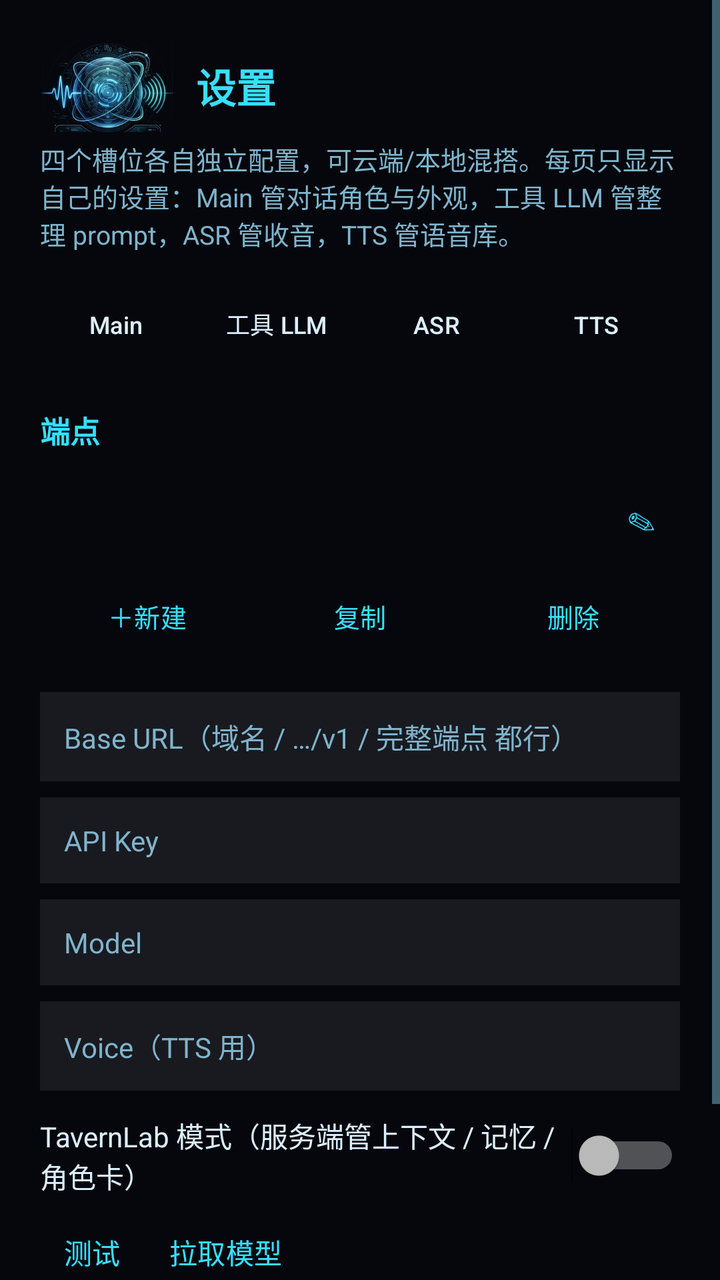
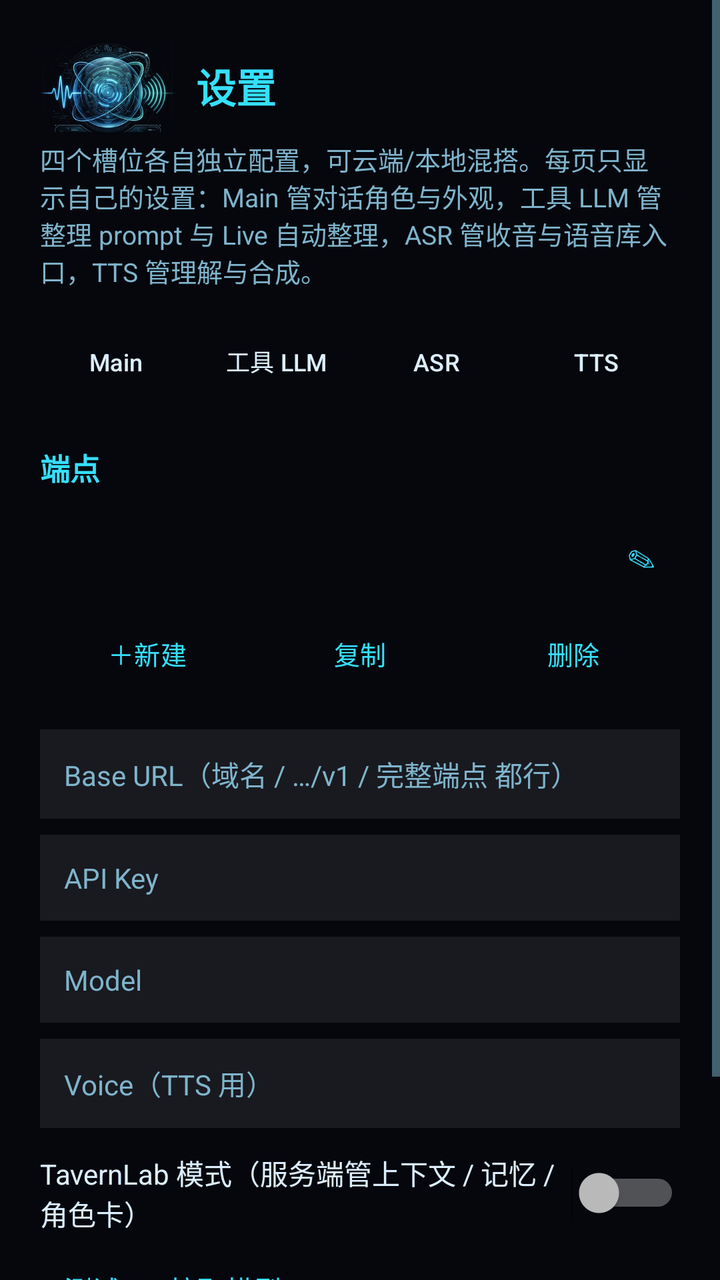

Two renders of the same Android screen: before a commit and after it. Below are the layout's source before the change and the commit's diff.
<!-- AndroidManifest.xml: application theme Theme.DeskSpirit -->
<!-- res/layout/activity_settings.xml -->
<?xml version="1.0" encoding="utf-8"?>
<ScrollView xmlns:android="http://schemas.android.com/apk/res/android"
    android:layout_width="match_parent"
    android:layout_height="match_parent"
    android:fitsSystemWindows="true"
    android:background="@color/bg">

    <LinearLayout
        android:layout_width="match_parent"
        android:layout_height="wrap_content"
        android:orientation="vertical"
        android:padding="20dp">

        <LinearLayout
            android:layout_width="wrap_content"
            android:layout_height="wrap_content"
            android:gravity="center_vertical"
            android:orientation="horizontal">

            <ImageView
                android:layout_width="68dp"
                android:layout_height="wrap_content"
                android:adjustViewBounds="true"
                android:contentDescription="@string/app_name"
                android:src="@drawable/logo_mark" />

            <TextView
                android:layout_width="wrap_content"
                android:layout_height="wrap_content"
                android:layout_marginStart="10dp"
                android:text="@string/settings_title"
                android:textColor="@color/accent"
                android:textSize="20sp"
                android:textStyle="bold" />
        </LinearLayout>

        <TextView
            android:layout_width="match_parent"
            android:layout_height="wrap_content"
            android:layout_marginTop="4dp"
            android:layout_marginBottom="12dp"
            android:text="@string/settings_subtitle"
            android:textColor="@color/text_secondary"
            android:textSize="13sp" />

        
        <LinearLayout
            android:layout_width="match_parent"
            android:layout_height="wrap_content"
            android:orientation="horizontal">

            <Button
                android:id="@+id/slotLlm"
                style="@style/SlotChip"
                android:text="@string/slot_llm" />

            <Button
                android:id="@+id/slotTool"
                style="@style/SlotChip"
                android:text="@string/slot_tool" />

            <Button
                android:id="@+id/slotAsr"
                style="@style/SlotChip"
                android:text="@string/slot_asr" />

            <Button
                android:id="@+id/slotTts"
                style="@style/SlotChip"
                android:text="@string/slot_tts" />
        </LinearLayout>

        <TextView
            android:id="@+id/tvEndpointTitle"
            style="@style/SectionTitle"
            android:text="@string/sec_endpoint" />

        
        <LinearLayout
            android:layout_width="match_parent"
            android:layout_height="wrap_content"
            android:gravity="center_vertical"
            android:orientation="horizontal">

            <Spinner
                android:id="@+id/spProfile"
                android:layout_width="0dp"
                android:layout_height="wrap_content"
                android:layout_weight="1"
                android:background="@color/field_bg"
                android:paddingStart="8dp"
                android:paddingEnd="8dp" />

            <Button
                android:id="@+id/btnRenameProfile"
                style="@style/TestButton"
                android:text="@string/prof_rename_btn" />
        </LinearLayout>

        
        <LinearLayout
            android:layout_width="match_parent"
            android:layout_height="wrap_content"
            android:layout_marginBottom="6dp"
            android:orientation="horizontal">

            <Button
                android:id="@+id/btnAddProfile"
                style="@style/ProfAction"
                android:text="@string/prof_add" />

            <Button
                android:id="@+id/btnDupProfile"
                style="@style/ProfAction"
                android:text="@string/prof_dup" />

            <Button
                android:id="@+id/btnDelProfile"
                style="@style/ProfAction"
                android:text="@string/prof_del" />
        </LinearLayout>

        <EditText
            android:id="@+id/etBase"
            style="@style/FieldInput"
            android:layout_marginTop="8dp"
            android:hint="@string/hint_base_url"
            android:inputType="textUri" />

        <EditText
            android:id="@+id/etKey"
            style="@style/FieldInput"
            android:hint="@string/hint_api_key"
            android:inputType="textPassword" />

        <EditText
            android:id="@+id/etModel"
            style="@style/FieldInput"
            android:hint="@string/hint_model"
            android:inputType="text" />

        <EditText
            android:id="@+id/etVoice"
            style="@style/FieldInput"
            android:hint="@string/hint_voice"
            android:inputType="text" />

        <Switch
            android:id="@+id/swTavernLab"
            android:layout_width="match_parent"
            android:layout_height="wrap_content"
            android:layout_marginTop="4dp"
            android:text="@string/label_tavernlab_mode"
            android:textColor="@color/text_primary"
            android:textSize="14sp" />

        <LinearLayout style="@style/TestRow">
            <Button
                android:id="@+id/btnTest"
                style="@style/TestButton"
                android:text="@string/btn_test" />

            <Button
                android:id="@+id/btnPullModels"
                style="@style/TestButton"
                android:text="@string/btn_pull_models" />

            <TextView
                android:id="@+id/tvResult"
                style="@style/ResultText" />
        </LinearLayout>

        <TextView
            android:id="@+id/tvSlotHint"
            android:layout_width="match_parent"
            android:layout_height="wrap_content"
            android:layout_marginTop="2dp"
            android:textColor="@color/text_secondary"
            android:textSize="12sp"
            android:visibility="gone" />

        
        <LinearLayout
            android:id="@+id/boxMain"
            android:layout_width="match_parent"
            android:layout_height="wrap_content"
            android:orientation="vertical"
            android:visibility="gone">

            <TextView
                android:id="@+id/tvSecChar"
                style="@style/SectionTitle"
                android:text="@string/sec_char" />

            <LinearLayout
                android:id="@+id/rowChar"
                android:layout_width="match_parent"
                android:layout_height="wrap_content"
                android:gravity="center_vertical"
                android:orientation="horizontal">

                <ImageView
                    android:id="@+id/ivCharAvatar"
                    android:layout_width="44dp"
                    android:layout_height="44dp"
                    android:background="@drawable/bg_avatar"
                    android:clipToOutline="true"
                    android:contentDescription="@string/sec_char"
                    android:scaleType="centerCrop" />

                <Spinner
                    android:id="@+id/spChar"
                    android:layout_width="0dp"
                    android:layout_height="wrap_content"
                    android:layout_marginStart="10dp"
                    android:layout_weight="1"
                    android:background="@color/field_bg"
                    android:paddingStart="8dp"
                    android:paddingEnd="8dp" />

                <Button
                    android:id="@+id/btnCharRefresh"
                    style="@style/TestButton"
                    android:text="@string/char_refresh" />
            </LinearLayout>

            <TextView
                android:id="@+id/tvCharHint"
                android:layout_width="match_parent"
                android:layout_height="wrap_content"
                android:layout_marginTop="6dp"
                android:text="@string/char_hint"
                android:textColor="@color/text_secondary"
                android:textSize="12sp" />

            
            <TextView style="@style/SectionTitle" android:text="@string/sec_appearance" />

            <LinearLayout style="@style/RowWrap">
                <TextView style="@style/RowLabel" android:text="@string/style_pick" />
                <Spinner
                    android:id="@+id/spStyle"
                    android:layout_width="0dp"
                    android:layout_height="wrap_content"
                    android:layout_weight="1"
                    android:background="@color/field_bg"
                    android:paddingStart="8dp"
                    android:paddingEnd="8dp" />
            </LinearLayout>

            <TextView
                android:id="@+id/tvStyleHint"
                android:layout_width="match_parent"
                android:layout_height="wrap_content"
                android:layout_marginTop="4dp"
                android:textColor="@color/text_secondary"
                android:textSize="12sp" />
        </LinearLayout>

        
        <LinearLayout
            android:id="@+id/boxTool"
            android:layout_width="match_parent"
            android:layout_height="wrap_content"
            android:orientation="vertical"
            android:visibility="gone">

            <TextView style="@style/SectionTitle" android:text="@string/sec_refine" />

            <EditText
                android:id="@+id/etRefinePrompt"
                android:layout_width="match_parent"
                android:layout_height="wrap_content"
                android:background="@color/field_bg"
                android:gravity="top|start"
                android:inputType="textMultiLine"
                android:minLines="4"
                android:padding="12dp"
                android:textColor="@color/text_primary"
                android:textColorHint="@color/text_secondary"
                android:textSize="14sp" />
        </LinearLayout>

        
        <LinearLayout
            android:id="@+id/boxAsr"
            android:layout_width="match_parent"
            android:layout_height="wrap_content"
            android:orientation="vertical"
            android:visibility="gone">

            <TextView style="@style/SectionTitle" android:text="@string/sec_asr_net" />

            <LinearLayout style="@style/RowWrap">
                <TextView style="@style/RowLabel" android:text="@string/asr_timeout_s" />
                <EditText android:id="@+id/etAsrTimeout" style="@style/NumInput" />
            </LinearLayout>

            <TextView
                android:id="@+id/tvAsrTimeoutHint"
                android:layout_width="match_parent"
                android:layout_height="wrap_content"
                android:layout_marginTop="2dp"
                android:text="@string/asr_timeout_hint"
                android:textColor="@color/text_secondary"
                android:textSize="12sp" />

            <TextView style="@style/SectionTitle" android:text="@string/sec_vad" />

            <LinearLayout style="@style/RowWrap">
                <TextView style="@style/RowLabel" android:text="@string/vad_end_silence" />
                <EditText android:id="@+id/etEndSilence" style="@style/NumInput" />
            </LinearLayout>

            <LinearLayout style="@style/RowWrap">
                <TextView style="@style/RowLabel" android:text="@string/vad_min_level" />
                <EditText android:id="@+id/etMinLevel" style="@style/NumInput" />
            </LinearLayout>

            <LinearLayout style="@style/RowWrap">
                <TextView style="@style/RowLabel" android:text="@string/vad_voice_ratio" />
                <EditText android:id="@+id/etVoiceRatio" style="@style/NumInput" />
            </LinearLayout>

            <LinearLayout style="@style/RowWrap">
                <TextView style="@style/RowLabel" android:text="@string/vad_max_speech" />
                <EditText android:id="@+id/etMaxSpeech" style="@style/NumInput" />
            </LinearLayout>

            <LinearLayout style="@style/RowWrap">
                <TextView style="@style/RowLabel" android:text="@string/vad_min_voiced" />
                <EditText android:id="@+id/etMinVoiced" style="@style/NumInput" />
            </LinearLayout>

            <LinearLayout style="@style/RowWrap">
                <TextView style="@style/RowLabel" android:text="@string/vad_min_ratio" />
                <EditText android:id="@+id/etMinRatio" style="@style/NumInput" />
            </LinearLayout>

            <LinearLayout style="@style/RowWrap">
                <TextView style="@style/RowLabel" android:text="@string/vad_min_speech" />
                <EditText android:id="@+id/etMinSpeech" style="@style/NumInput" />
            </LinearLayout>

            <TextView style="@style/SectionTitle" android:text="@string/sec_dictation" />

            <LinearLayout style="@style/RowWrap">
                <TextView style="@style/RowLabel" android:text="@string/dict_max_ms" />
                <EditText android:id="@+id/etDictMax" style="@style/NumInput" />
            </LinearLayout>

            <TextView style="@style/SectionTitle" android:text="@string/sec_rec_archive" />

            <Switch
                android:id="@+id/swSaveUser"
                android:layout_width="match_parent"
                android:layout_height="wrap_content"
                android:text="@string/lib_save_user"
                android:textColor="@color/text_primary"
                android:textSize="14sp" />
        </LinearLayout>

        
        <LinearLayout
            android:id="@+id/boxTts"
            android:layout_width="match_parent"
            android:layout_height="wrap_content"
            android:orientation="vertical"
            android:visibility="gone">

            <TextView style="@style/SectionTitle" android:text="@string/sec_tts_net" />

            <LinearLayout style="@style/RowWrap">
                <TextView style="@style/RowLabel" android:text="@string/tts_timeout_s" />
                <EditText android:id="@+id/etTtsTimeout" style="@style/NumInput" />
            </LinearLayout>

            <TextView
                android:id="@+id/tvTtsTimeoutHint"
                android:layout_width="match_parent"
                android:layout_height="wrap_content"
                android:layout_marginTop="2dp"
                android:text="@string/tts_timeout_hint"
                android:textColor="@color/text_secondary"
                android:textSize="12sp" />

            <TextView style="@style/SectionTitle" android:text="@string/sec_library" />

            <Switch
                android:id="@+id/swSaveVoice"
                android:layout_width="match_parent"
                android:layout_height="wrap_content"
                android:text="@string/lib_save_ai"
                android:textColor="@color/text_primary"
                android:textSize="14sp" />

            <LinearLayout style="@style/RowWrap">
                <TextView style="@style/RowLabel" android:text="@string/lib_max_count" />
                <EditText android:id="@+id/etMaxCount" style="@style/NumInput" />
            </LinearLayout>

            <LinearLayout style="@style/RowWrap">
                <TextView style="@style/RowLabel" android:text="@string/lib_max_days" />
                <EditText android:id="@+id/etMaxDays" style="@style/NumInput" />
            </LinearLayout>

            <TextView
                android:id="@+id/tvLibPath"
                android:layout_width="match_parent"
                android:layout_height="wrap_content"
                android:layout_marginTop="4dp"
                android:textColor="@color/text_secondary"
                android:textSize="12sp" />
        </LinearLayout>

        <Button
            android:id="@+id/btnSave"
            android:layout_width="match_parent"
            android:layout_height="wrap_content"
            android:layout_marginTop="24dp"
            android:text="@string/btn_save" />
    </LinearLayout>
</ScrollView>
<!-- resources referenced by this layout -->
<resources>
  <color name="accent">#35E0FF</color>
  <color name="bg">#05070D</color>
  <color name="field_bg">#14FFFFFF</color>
  <color name="text_primary">#DCEFFF</color>
  <color name="text_secondary">#7FB4CC</color>
  <!-- drawable bg_avatar (drawable) -->
  <?xml version="1.0" encoding="utf-8"?>
  <shape xmlns:android="http://schemas.android.com/apk/res/android"
      android:shape="oval">
      <solid android:color="#14FFFFFF" />
      <stroke
          android:width="1dp"
          android:color="@color/accent_dim" />
  </shape>
  <string name="app_name">DeskSpirit</string>
  <string name="asr_timeout_hint">音频送到服务端后最多等多久。本地 CPU 跑大模型经常超过 1 分钟，可以调大到 180~300；云端一般 90 就够。</string>
  <string name="asr_timeout_s">等待上限（秒）</string>
  <string name="btn_pull_models">拉取模型</string>
  <string name="btn_save">保存</string>
  <string name="btn_test">测试</string>
  <string name="char_hint">角色是 TavernLab 服务端全局的：这里切了，网页端也会跟着切。不同角色各自带记忆集合与聊天记录。</string>
  <string name="char_refresh">⟳ 刷新</string>
  <string name="dict_max_ms">最长时长 (ms)</string>
  <string name="hint_api_key">API Key</string>
  <string name="hint_base_url">Base URL（域名 / …/v1 / 完整端点 都行）</string>
  <string name="hint_model">Model</string>
  <string name="hint_voice">Voice（TTS 用）</string>
  <string name="label_tavernlab_mode">TavernLab 模式（服务端管上下文 / 记忆 / 角色卡）</string>
  <string name="lib_max_count">最多保留条数 (0=不限)</string>
  <string name="lib_max_days">最多保留天数 (0=不限)</string>
  <string name="lib_save_ai">存档 AI 语音</string>
  <string name="lib_save_user">存档我的录音（Live）</string>
  <string name="prof_add">＋新建</string>
  <string name="prof_del">删除</string>
  <string name="prof_dup">复制</string>
  <string name="prof_rename_btn">✎</string>
  <string name="sec_appearance">外观</string>
  <string name="sec_asr_net">识别超时</string>
  <string name="sec_char">角色（TavernLab）</string>
  <string name="sec_dictation">口述</string>
  <string name="sec_endpoint">端点</string>
  <string name="sec_library">语音库</string>
  <string name="sec_rec_archive">录音存档</string>
  <string name="sec_refine">整理 prompt</string>
  <string name="sec_tts_net">合成超时</string>
  <string name="sec_vad">收音 / VAD</string>
  <string name="settings_subtitle">四个槽位各自独立配置，可云端/本地混搭。每页只显示自己的设置：Main 管对话角色与外观，工具 LLM 管整理 prompt，ASR 管收音，TTS 管语音库。</string>
  <string name="settings_title">设置</string>
  <string name="slot_asr">ASR</string>
  <string name="slot_llm">Main</string>
  <string name="slot_tool">工具 LLM</string>
  <string name="slot_tts">TTS</string>
  <string name="style_pick">圆球 preset</string>
  <string name="tts_timeout_hint">TTS 是整段合成完才返回，长段落可能要几分钟。本地 TTS 建议先设 240~300；云端 90 一般够。</string>
  <string name="tts_timeout_s">等待上限（秒）</string>
  <string name="vad_end_silence">结束静音 (ms)</string>
  <string name="vad_max_speech">最长一句 (ms)</string>
  <string name="vad_min_level">绝对门限 RMS</string>
  <string name="vad_min_ratio">有声占比 (0-1)</string>
  <string name="vad_min_speech">最短有效 (ms)</string>
  <string name="vad_min_voiced">最少有声 (ms)</string>
  <string name="vad_voice_ratio">相对噪声倍数</string>
  <style name="RowWrap" parent="">
          <item name="android:layout_width">match_parent</item>
          <item name="android:layout_height">wrap_content</item>
          <item name="android:orientation">horizontal</item>
          <item name="android:gravity">center_vertical</item>
      </style>
  <style name="TestButton" parent="Widget.Material3.Button.TextButton">
          <item name="android:layout_width">wrap_content</item>
          <item name="android:layout_height">wrap_content</item>
          <item name="android:minWidth">0dp</item>
          <item name="android:textColor">@color/accent</item>
      </style>
  <color name="accent_dim">#1B6E85</color>
  <!-- unchanged entries left out for length: 10 -->
</resources>

<!-- the commit's change to res/layout/activity_settings.xml (unified diff, before → after) -->
@@ -267,6 +267,22 @@
 
             <TextView style="@style/SectionTitle" android:text="@string/sec_refine" />
 
+            <Switch
+                android:id="@+id/swLiveRefine"
+                android:layout_width="match_parent"
+                android:layout_height="wrap_content"
+                android:text="@string/live_refine_on"
+                android:textColor="@color/text_primary"
+                android:textSize="14sp" />
+
+            <TextView
+                android:layout_width="match_parent"
+                android:layout_height="wrap_content"
+                android:layout_marginTop="2dp"
+                android:text="@string/live_refine_hint"
+                android:textColor="@color/text_secondary"
+                android:textSize="12sp" />
+
             <EditText
                 android:id="@+id/etRefinePrompt"
                 android:layout_width="match_parent"
@@ -358,6 +374,22 @@
                 android:text="@string/lib_save_user"
                 android:textColor="@color/text_primary"
                 android:textSize="14sp" />
+
+            <TextView style="@style/SectionTitle" android:text="@string/sec_library" />
+
+            <Button
+                android:id="@+id/btnOpenLibrary"
+                android:layout_width="match_parent"
+                android:layout_height="wrap_content"
+                android:text="@string/btn_open_library" />
+
+            <TextView
+                android:layout_width="match_parent"
+                android:layout_height="wrap_content"
+                android:layout_marginTop="4dp"
+                android:text="@string/lib_entry_hint"
+                android:textColor="@color/text_secondary"
+                android:textSize="12sp" />
         </LinearLayout>
 
         
<!-- resource entries referenced after the edit -->
@@ -17,6 +17,7 @@
   <string name="app_name">DeskSpirit</string>
   <string name="asr_timeout_hint">音频送到服务端后最多等多久。本地 CPU 跑大模型经常超过 1 分钟，可以调大到 180~300；云端一般 90 就够。</string>
   <string name="asr_timeout_s">等待上限（秒）</string>
+  <string name="btn_open_library">打开语音库</string>
   <string name="btn_pull_models">拉取模型</string>
   <string name="btn_save">保存</string>
   <string name="btn_test">测试</string>
@@ -28,10 +29,13 @@
   <string name="hint_model">Model</string>
   <string name="hint_voice">Voice（TTS 用）</string>
   <string name="label_tavernlab_mode">TavernLab 模式（服务端管上下文 / 记忆 / 角色卡）</string>
+  <string name="lib_entry_hint">录音存档、试听、导出都在这里（原主屏入口已移到本页）。</string>
   <string name="lib_max_count">最多保留条数 (0=不限)</string>
   <string name="lib_max_days">最多保留天数 (0=不限)</string>
   <string name="lib_save_ai">存档 AI 语音</string>
   <string name="lib_save_user">存档我的录音（Live）</string>
+  <string name="live_refine_hint">ASR 出结果后先交给工具 LLM 整理，再进对话。本地 whisper / 小模型建议开；云端强 ASR 就不必。整理失败会自动回退到识别原文。</string>
+  <string name="live_refine_on">Live 拾音后自动整理</string>
   <string name="prof_add">＋新建</string>
   <string name="prof_del">删除</string>
   <string name="prof_dup">复制</string>
@@ -46,7 +50,7 @@
   <string name="sec_refine">整理 prompt</string>
   <string name="sec_tts_net">合成超时</string>
   <string name="sec_vad">收音 / VAD</string>
-  <string name="settings_subtitle">四个槽位各自独立配置，可云端/本地混搭。每页只显示自己的设置：Main 管对话角色与外观，工具 LLM 管整理 prompt，ASR 管收音，TTS 管语音库。</string>
+  <string name="settings_subtitle">四个槽位各自独立配置，可云端/本地混搭。每页只显示自己的设置：Main 管对话角色与外观，工具 LLM 管整理 prompt 与 Live 自动整理，ASR 管收音与语音库入口，TTS 管理解与合成。</string>
   <string name="settings_title">设置</string>
   <string name="slot_asr">ASR</string>
   <string name="slot_llm">Main</string>
